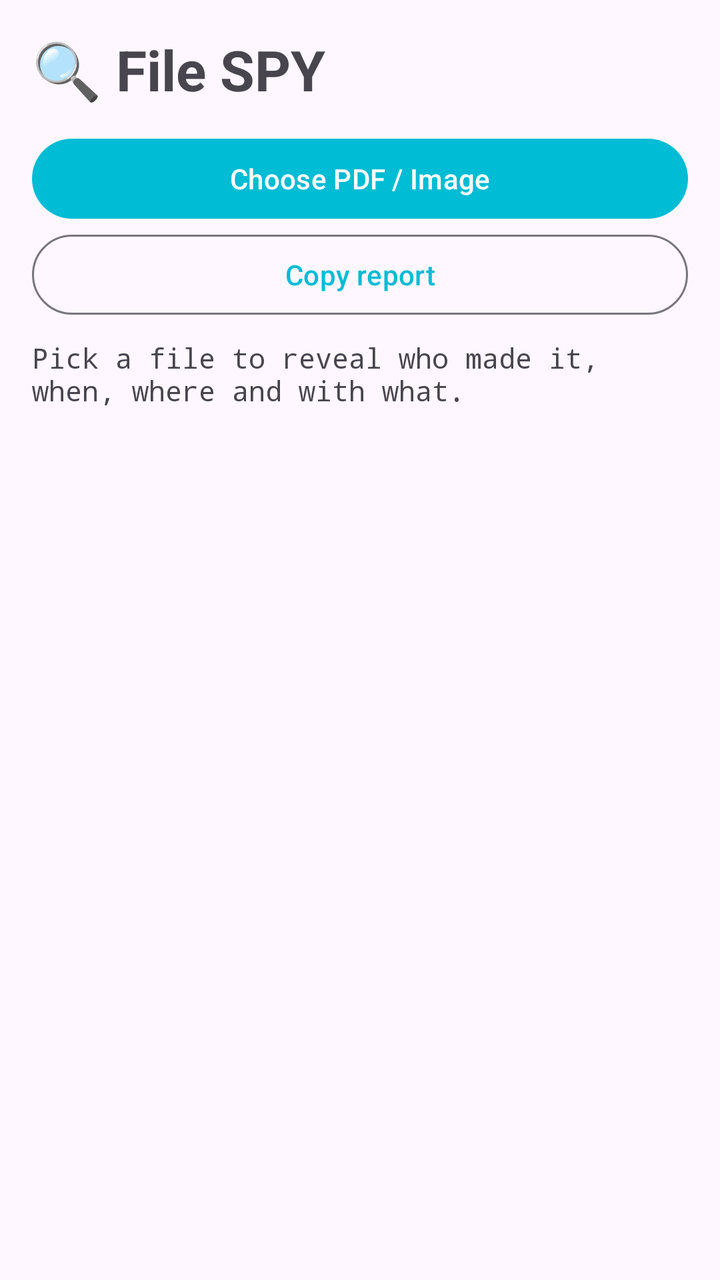
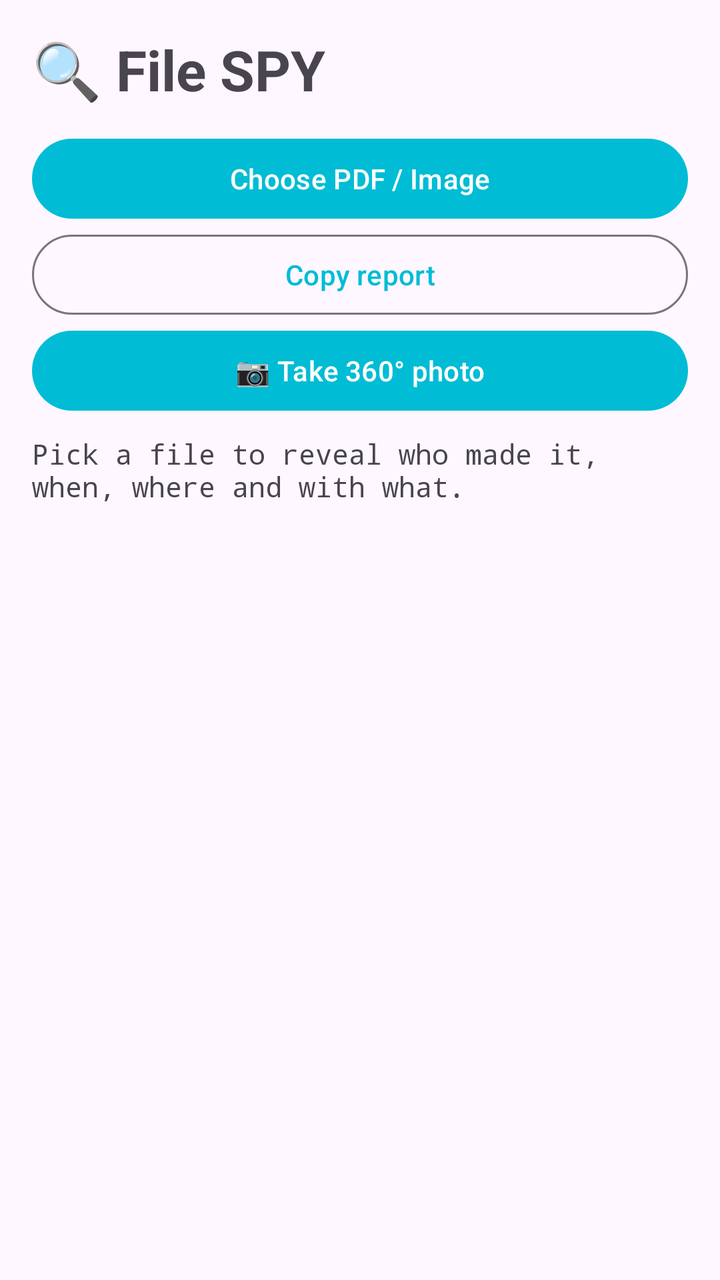

Two renders of the same Android screen: before a commit and after it. Below are the layout's source before the change and the commit's diff.
<!-- AndroidManifest.xml: application theme Theme.FileSpy -->
<!-- res/layout/activity_main.xml -->
<?xml version="1.0" encoding="utf-8"?>
<LinearLayout xmlns:android="http://schemas.android.com/apk/res/android"
    android:layout_width="match_parent"
    android:layout_height="match_parent"
    android:orientation="vertical"
    android:padding="16dp">

    <TextView
        android:layout_width="wrap_content"
        android:layout_height="wrap_content"
        android:text="🔍 File SPY"
        android:textSize="28sp"
        android:textStyle="bold" />

    <Button
        android:id="@+id/btnChoose"
        android:layout_width="match_parent"
        android:layout_height="wrap_content"
        android:layout_marginTop="12dp"
        android:text="@string/choose" />

    <Button
        android:id="@+id/btnCopy"
        style="@style/Widget.Material3.Button.OutlinedButton"
        android:layout_width="match_parent"
        android:layout_height="wrap_content"
        android:text="@string/copy" />

    <ScrollView
        android:layout_width="match_parent"
        android:layout_height="0dp"
        android:layout_weight="1"
        android:layout_marginTop="8dp">

        <TextView
            android:id="@+id/report"
            android:layout_width="match_parent"
            android:layout_height="wrap_content"
            android:fontFamily="monospace"
            android:text="@string/hint"
            android:textIsSelectable="true"
            android:textSize="14sp" />
    </ScrollView>
</LinearLayout>
<!-- resources referenced by this layout -->
<resources>
  <string name="choose">Choose PDF / Image</string>
  <string name="copy">Copy report</string>
  <string name="hint">Pick a file to reveal who made it, when, where and with what.</string>
  <style name="Theme.FileSpy" parent="Theme.Material3.DayNight.NoActionBar">
          <item name="colorPrimary">@color/accent</item>
      </style>
  <color name="accent">#00BCD4</color>
</resources>

<!-- the commit's change to res/layout/activity_main.xml (unified diff, before → after) -->
@@ -26,6 +26,12 @@
         android:layout_height="wrap_content"
         android:text="@string/copy" />
 
+    <Button
+        android:id="@+id/btnPano"
+        android:layout_width="match_parent"
+        android:layout_height="wrap_content"
+        android:text="📷 Take 360° photo" />
+
     <ScrollView
         android:layout_width="match_parent"
         android:layout_height="0dp"
